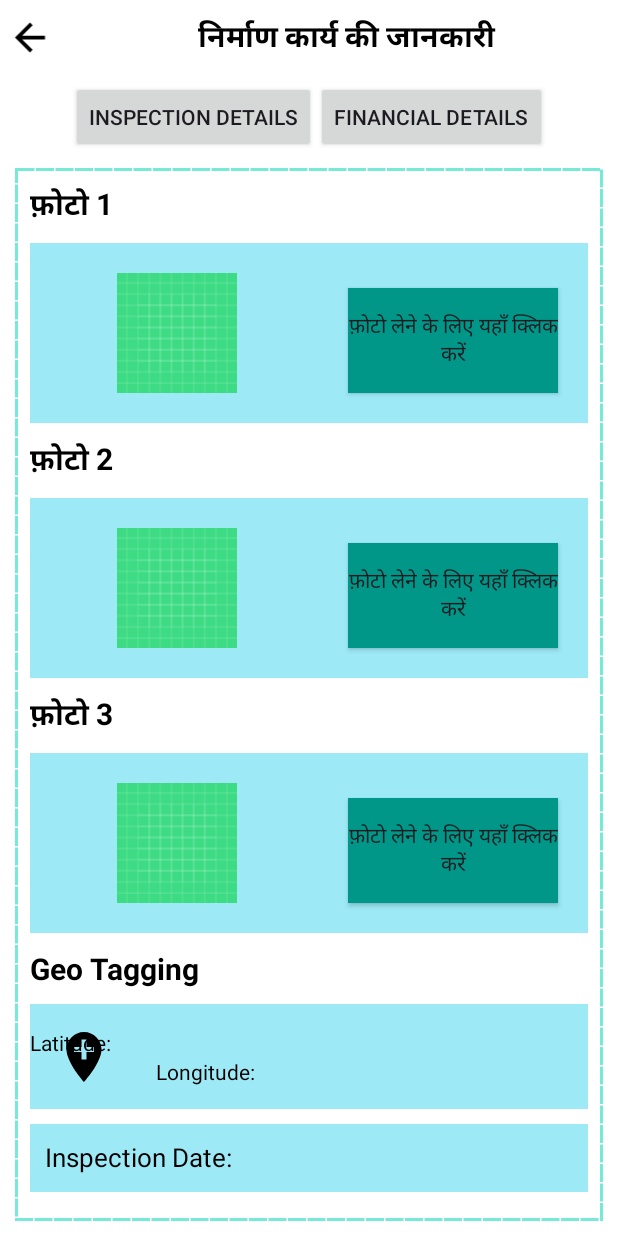
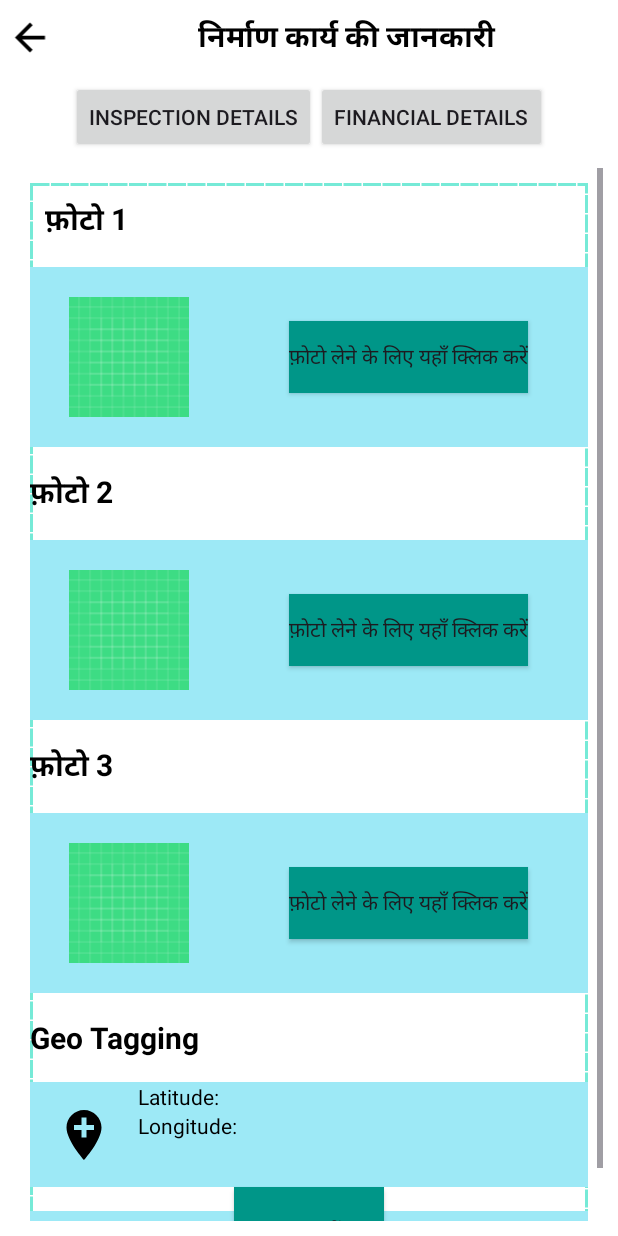
Before and after one commit to akashpandey1701/HousingApp, an Android app: the FragmentInspection screen opened directly, with no data from a screen before it, on a phone screen of 412 x 824 dp. Run offline under Robolectric (Android 15) with nearby library versions, the phone set to English and light mode, and no system bars.

```diff
--- a/app/src/main/java/com/example/housingapp/FragmentInspection.java
+++ b/app/src/main/java/com/example/housingapp/FragmentInspection.java
@@ -1,18 +1,129 @@
 package com.example.housingapp;
 
+import android.Manifest;
+import android.content.Intent;
+import android.content.pm.PackageManager;
+import android.graphics.Bitmap;
 import android.os.Bundle;
+import android.provider.MediaStore;
 import android.view.LayoutInflater;
 import android.view.View;
 import android.view.ViewGroup;
+import android.widget.Button;
+import android.widget.ImageView;
+import android.widget.Toast;
 
 import androidx.annotation.NonNull;
 import androidx.annotation.Nullable;
+import androidx.core.app.ActivityCompat;
+import androidx.core.content.ContextCompat;
 import androidx.fragment.app.Fragment;
 
 public class FragmentInspection extends Fragment {
+    private static final int IMAGE_ID1 = 1;
+    private static final int IMAGE_ID2 = 2;
+    private static final int IMAGE_ID3 = 3;
+    private static final int REQUEST_CAMERA_PERMISSION = 100;
+
+    Button photobutton1;
+    Button photobutton2;
+    Button photobutton3;
+    ImageView imageView;
+    ImageView imageView2;
+    ImageView imageView3;
+
     @Nullable
     @Override
     public View onCreateView(@NonNull LayoutInflater inflater, @Nullable ViewGroup container, @Nullable Bundle savedInstanceState) {
         return inflater.inflate(R.layout.fragment_inspection, container, false);
     }
+
+    @Override
+    public void onViewCreated(@NonNull View view, @Nullable Bundle savedInstanceState) {
+        super.onViewCreated(view, savedInstanceState);
+        photobutton1 = view.findViewById(R.id.photobutton1);
+        photobutton2 = view.findViewById(R.id.photobutton2);
+        photobutton3 = view.findViewById(R.id.photobutton3);
+        imageView = view.findViewById(R.id.imageView);
+        imageView2 = view.findViewById(R.id.imageView2);
+        imageView3 = view.findViewById(R.id.imageView3);
+
+        photobutton1.setOnClickListener(new View.OnClickListener() {
+            @Override
+            public void onClick(View v) {
+                if (ContextCompat.checkSelfPermission(requireContext(), Manifest.permission.CAMERA)
+                        == PackageManager.PERMISSION_GRANTED) {
+                    Intent cameraIntent = new Intent(MediaStore.ACTION_IMAGE_CAPTURE);
+                    startActivityForResult(cameraIntent, IMAGE_ID1);
+                } else {
+                    ActivityCompat.requestPermissions(requireActivity(),
+                            new String[]{Manifest.permission.CAMERA},
+                            REQUEST_CAMERA_PERMISSION);
+                }
+            }
+        });
+
+        photobutton2.setOnClickListener(new View.OnClickListener() {
+            @Override
+            public void onClick(View v) {
+                if (ContextCompat.checkSelfPermission(requireContext(), Manifest.permission.CAMERA)
+                        == PackageManager.PERMISSION_GRANTED) {
+                    Intent cameraIntent = new Intent(MediaStore.ACTION_IMAGE_CAPTURE);
+                    startActivityForResult(cameraIntent, IMAGE_ID2);
+                } else {
+                    ActivityCompat.requestPermissions(requireActivity(),
+                            new String[]{Manifest.permission.CAMERA},
+                            REQUEST_CAMERA_PERMISSION);
+                }
+            }
+        });
+
+        photobutton3.setOnClickListener(new View.OnClickListener() {
+            @Override
+            public void onClick(View v) {
+                if (ContextCompat.checkSelfPermission(requireContext(), Manifest.permission.CAMERA)
+                        == PackageManager.PERMISSION_GRANTED) {
+                    Intent cameraIntent = new Intent(MediaStore.ACTION_IMAGE_CAPTURE);
+                    startActivityForResult(cameraIntent, IMAGE_ID3);
+                } else {
+                    ActivityCompat.requestPermissions(requireActivity(),
+                            new String[]{Manifest.permission.CAMERA},
+                            REQUEST_CAMERA_PERMISSION);
+                }
+            }
+        });
+    }
+
+    @Override
+    public void onRequestPermissionsResult(int requestCode, @NonNull String[] permissions, @NonNull int[] grantResults) {
+        super.onRequestPermissionsResult(requestCode, permissions, grantResults);
+        if (requestCode == REQUEST_CAMERA_PERMISSION) {
+            if (grantResults.length > 0 && grantResults[0] == PackageManager.PERMISSION_GRANTED) {
+                // Permission granted, re-trigger the action
+                photobutton1.performClick(); // You might want to trigger the button that was clicked
+            } else {
+                // Permission denied
+                Toast.makeText(getContext(), "Camera permission is required to take photos", Toast.LENGTH_SHORT).show();
+            }
+        }
+    }
+
+    @Override
+    public void onActivityResult(int requestCode, int resultCode, @Nullable Intent data) {
+        super.onActivityResult(requestCode, resultCode, data);
+        if (resultCode == getActivity().RESULT_OK && data != null) {
+            Bitmap photo = (Bitmap) data.getExtras().get("data");
+            switch (requestCode) {
+                case IMAGE_ID1:
+                    imageView.setImageBitmap(photo);
+                    break;
+                case IMAGE_ID2:
+                    imageView2.setImageBitmap(photo);
+                    break;
+                case IMAGE_ID3:
+                    imageView3.setImageBitmap(photo);
+                    break;
+            }
+        }
+    }
 }
--- a/app/src/main/res/layout/activity_main.xml
+++ b/app/src/main/res/layout/activity_main.xml
@@ -3,7 +3,7 @@
     xmlns:app="http://schemas.android.com/apk/res-auto"
     xmlns:tools="http://schemas.android.com/tools"
     android:id="@+id/main"
-    android:background="@color/material_dynamic_secondary80"
+    android:background="#B0C0CA"
     android:layout_width="match_parent"
     android:layout_height="match_parent"
     tools:context=".MainActivity">
@@ -14,7 +14,7 @@
         android:paddingTop="10dp"
         android:layout_height="80dp"
         android:orientation="horizontal"
-        android:background="@color/material_dynamic_secondary80"
+        android:background="#BDD2DF"
         app:layout_constraintTop_toTopOf="parent"
         app:layout_constraintStart_toStartOf="parent"
         app:layout_constraintEnd_toEndOf="parent"
--- a/app/src/main/res/layout/fragment_inspection.xml
+++ b/app/src/main/res/layout/fragment_inspection.xml
@@ -1,23 +1,27 @@
 <?xml version="1.0" encoding="utf-8"?>
-<androidx.constraintlayout.widget.ConstraintLayout xmlns:android="http://schemas.android.com/apk/res/android"
+<ScrollView
+    xmlns:android="http://schemas.android.com/apk/res/android"
     xmlns:app="http://schemas.android.com/apk/res-auto"
     xmlns:tools="http://schemas.android.com/tools"
     android:layout_width="match_parent"
     android:layout_height="match_parent"
+    android:fillViewport="true">
+
+    <androidx.constraintlayout.widget.ConstraintLayout
+        android:layout_width="match_parent"
+        android:layout_height="wrap_content"
+        android:layout_margin="10dp"
         android:background="@drawable/dotted_border"
-    android:layout_margin="10dp"
         tools:context=".FragmentInspection">
 
         <androidx.appcompat.widget.AppCompatTextView
+            android:id="@+id/photo_text"
             android:layout_width="wrap_content"
-        android:id="@+id/photo_text"
             android:layout_height="wrap_content"
             android:layout_margin="10dp"
-        android:layout_marginStart="16dp"
-        android:textSize="20sp"
-        android:layout_marginTop="28dp"
             android:text="फ़ोटो 1"
             android:textColor="@color/black"
+            android:textSize="20sp"
             android:textStyle="bold"
             app:layout_constraintStart_toStartOf="parent"
             app:layout_constraintTop_toTopOf="parent" />
@@ -26,47 +30,42 @@
             android:id="@+id/photo"
             android:layout_width="match_parent"
             android:layout_height="120dp"
-        android:layout_margin="10dp"
-        android:layout_marginTop="48dp"
+            android:layout_marginTop="16dp"
             android:background="#9DE9F6"
             android:orientation="horizontal"
-        app:layout_constraintTop_toBottomOf="@id/photo_text"
-        tools:layout_editor_absoluteX="10dp">
+            app:layout_constraintTop_toBottomOf="@id/photo_text">
 
             <androidx.appcompat.widget.AppCompatImageView
-            android:id="@+id/appCompatImageView"
+                android:id="@+id/imageView"
                 android:layout_width="100dp"
                 android:layout_height="80dp"
-            android:layout_marginStart="48dp"
+                android:layout_marginStart="16dp"
                 android:src="@drawable/ic_launcher_background"
                 app:layout_constraintBottom_toBottomOf="parent"
                 app:layout_constraintStart_toStartOf="parent"
                 app:layout_constraintTop_toTopOf="parent" />
 
             <androidx.appcompat.widget.AppCompatButton
-            android:layout_width="140dp"
-            android:layout_height="70dp"
-            android:layout_marginStart="64dp"
+                android:id="@+id/photobutton1"
+                android:layout_width="wrap_content"
+                android:layout_height="wrap_content"
+                android:layout_marginStart="16dp"
                 android:background="@color/blue"
                 android:text="फ़ोटो लेने के लिए यहाँ क्लिक करें"
                 app:layout_constraintBottom_toBottomOf="parent"
                 app:layout_constraintEnd_toEndOf="parent"
-            app:layout_constraintHorizontal_bias="0.0"
-            app:layout_constraintStart_toEndOf="@+id/appCompatImageView"
-            app:layout_constraintTop_toTopOf="parent"
-            app:layout_constraintVertical_bias="0.6" />
+                app:layout_constraintStart_toEndOf="@id/imageView"
+                app:layout_constraintTop_toTopOf="parent" />
         </androidx.constraintlayout.widget.ConstraintLayout>
 
-
         <androidx.appcompat.widget.AppCompatTextView
+            android:id="@+id/photo_text2"
             android:layout_width="wrap_content"
-        android:id="@+id/photo_text2"
             android:layout_height="wrap_content"
-        android:layout_margin="10dp"
-        android:layout_marginStart="16dp"
-        android:textSize="20sp"
+            android:layout_marginTop="16dp"
             android:text="फ़ोटो 2"
             android:textColor="@color/black"
+            android:textSize="20sp"
             android:textStyle="bold"
             app:layout_constraintStart_toStartOf="parent"
             app:layout_constraintTop_toBottomOf="@id/photo" />
@@ -75,46 +74,42 @@
             android:id="@+id/photo2"
             android:layout_width="match_parent"
             android:layout_height="120dp"
-        android:layout_margin="10dp"
+            android:layout_marginTop="16dp"
             android:background="#9DE9F6"
             android:orientation="horizontal"
-        app:layout_constraintTop_toBottomOf="@id/photo_text2"
-        tools:layout_editor_absoluteX="10dp">
+            app:layout_constraintTop_toBottomOf="@id/photo_text2">
 
             <androidx.appcompat.widget.AppCompatImageView
-            android:id="@+id/appCompatImageView2"
+                android:id="@+id/imageView2"
                 android:layout_width="100dp"
                 android:layout_height="80dp"
-            android:layout_marginStart="48dp"
+                android:layout_marginStart="16dp"
                 android:src="@drawable/ic_launcher_background"
                 app:layout_constraintBottom_toBottomOf="parent"
                 app:layout_constraintStart_toStartOf="parent"
                 app:layout_constraintTop_toTopOf="parent" />
 
             <androidx.appcompat.widget.AppCompatButton
-            android:layout_width="140dp"
-            android:layout_height="70dp"
-            android:layout_marginStart="64dp"
+                android:id="@+id/photobutton2"
+                android:layout_width="wrap_content"
+                android:layout_height="wrap_content"
+                android:layout_marginStart="16dp"
                 android:background="@color/blue"
                 android:text="फ़ोटो लेने के लिए यहाँ क्लिक करें"
                 app:layout_constraintBottom_toBottomOf="parent"
                 app:layout_constraintEnd_toEndOf="parent"
-            app:layout_constraintHorizontal_bias="0.0"
-            app:layout_constraintStart_toEndOf="@+id/appCompatImageView2"
-            app:layout_constraintTop_toTopOf="parent"
-            app:layout_constraintVertical_bias="0.6" />
-
+                app:layout_constraintStart_toEndOf="@id/imageView2"
+                app:layout_constraintTop_toTopOf="parent" />
         </androidx.constraintlayout.widget.ConstraintLayout>
 
         <androidx.appcompat.widget.AppCompatTextView
+            android:id="@+id/photo_text3"
             android:layout_width="wrap_content"
-        android:id="@+id/photo_text3"
             android:layout_height="wrap_content"
-        android:layout_margin="10dp"
-        android:layout_marginStart="16dp"
-        android:textSize="20sp"
+            android:layout_marginTop="16dp"
             android:text="फ़ोटो 3"
             android:textColor="@color/black"
+            android:textSize="20sp"
             android:textStyle="bold"
             app:layout_constraintStart_toStartOf="parent"
             app:layout_constraintTop_toBottomOf="@id/photo2" />
@@ -123,45 +118,40 @@
             android:id="@+id/photo3"
             android:layout_width="match_parent"
             android:layout_height="120dp"
-        android:layout_margin="10dp"
+            android:layout_marginTop="16dp"
             android:background="#9DE9F6"
             android:orientation="horizontal"
-        app:layout_constraintTop_toBottomOf="@id/photo_text3"
-        tools:layout_editor_absoluteX="10dp">
+            app:layout_constraintTop_toBottomOf="@id/photo_text3">
 
             <androidx.appcompat.widget.AppCompatImageView
-            android:id="@+id/appCompatImageView3"
+                android:id="@+id/imageView3"
                 android:layout_width="100dp"
                 android:layout_height="80dp"
-            android:layout_marginStart="48dp"
+                android:layout_marginStart="16dp"
                 android:src="@drawable/ic_launcher_background"
                 app:layout_constraintBottom_toBottomOf="parent"
                 app:layout_constraintStart_toStartOf="parent"
                 app:layout_constraintTop_toTopOf="parent" />
 
             <androidx.appcompat.widget.AppCompatButton
-            android:layout_width="140dp"
-            android:layout_height="70dp"
-            android:layout_marginStart="64dp"
+                android:id="@+id/photobutton3"
+                android:layout_width="wrap_content"
+                android:layout_height="wrap_content"
+                android:layout_marginStart="16dp"
                 android:background="@color/blue"
                 android:text="फ़ोटो लेने के लिए यहाँ क्लिक करें"
                 app:layout_constraintBottom_toBottomOf="parent"
                 app:layout_constraintEnd_toEndOf="parent"
-            app:layout_constraintHorizontal_bias="0.0"
-            app:layout_constraintStart_toEndOf="@+id/appCompatImageView3"
-            app:layout_constraintTop_toTopOf="parent"
-            app:layout_constraintVertical_bias="0.6" />
-
+                app:layout_constraintStart_toEndOf="@id/imageView3"
+                app:layout_constraintTop_toTopOf="parent" />
         </androidx.constraintlayout.widget.ConstraintLayout>
 
         <androidx.appcompat.widget.AppCompatTextView
             android:id="@+id/geotag_id"
             android:layout_width="wrap_content"
             android:layout_height="wrap_content"
-        android:layout_margin="10dp"
-        android:layout_marginStart="24dp"
-        android:layout_marginTop="548dp"
-        android:text="Geo Tagging "
+            android:layout_marginTop="16dp"
+            android:text="Geo Tagging"
             android:textColor="@color/black"
             android:textSize="20sp"
             android:textStyle="bold"
@@ -172,12 +162,10 @@
             android:id="@+id/photo4"
             android:layout_width="match_parent"
             android:layout_height="70dp"
-        android:layout_margin="10dp"
-        android:layout_marginTop="4dp"
+            android:layout_marginTop="16dp"
             android:background="#9DE9F6"
             android:orientation="horizontal"
-        app:layout_constraintTop_toBottomOf="@id/geotag_id"
-        tools:layout_editor_absoluteX="10dp">
+            app:layout_constraintTop_toBottomOf="@id/geotag_id">
 
             <ImageView
                 android:id="@+id/imageView6"
@@ -189,43 +177,47 @@
                 app:layout_constraintStart_toStartOf="parent"
                 app:layout_constraintTop_toTopOf="parent" />
 
-
+            <androidx.appcompat.widget.AppCompatTextView
+                android:id="@+id/appCompatTextView"
+                android:layout_width="wrap_content"
+                android:layout_height="wrap_content"
+                android:layout_marginStart="16dp"
+                android:text="Latitude:"
+                android:textColor="@color/black"
+                app:layout_constraintStart_toEndOf="@id/imageView6"
+                app:layout_constraintTop_toTopOf="parent" />
 
             <androidx.appcompat.widget.AppCompatTextView
-            android:id="@+id/appCompatTextView"
-            android:layout_width="100dp"
+                android:layout_width="wrap_content"
                 android:layout_height="wrap_content"
-            android:layout_marginTop="16dp"
-            android:text="Latitude:"
-            android:textColor="@color/black"
-            app:layout_constraintTop_toTopOf="parent"
-            tools:ignore="MissingConstraints"
-            tools:layout_editor_absoluteX="84dp" />
-
-        <androidx.appcompat.widget.AppCompatTextView
-            android:layout_width="100dp"
-            android:layout_height="wrap_content"
-            android:layout_marginStart="28dp"
+                android:layout_marginStart="16dp"
                 android:text="Longitude:"
                 android:textColor="@color/black"
-            app:layout_constraintBottom_toBottomOf="parent"
-            app:layout_constraintStart_toEndOf="@+id/imageView6"
-            app:layout_constraintTop_toBottomOf="@+id/appCompatTextView"
-            app:layout_constraintVertical_bias="0.0" />
+                app:layout_constraintStart_toEndOf="@id/imageView6"
+                app:layout_constraintTop_toBottomOf="@id/appCompatTextView" />
         </androidx.constraintlayout.widget.ConstraintLayout>
 
         <androidx.appcompat.widget.AppCompatTextView
+            android:id="@+id/inspection"
             android:layout_width="match_parent"
-        android:layout_height="45dp"
-        android:layout_margin="10dp"
+            android:layout_height="wrap_content"
+            android:layout_marginTop="16dp"
+            android:background="#9DE9F6"
+            android:padding="10dp"
             android:text="Inspection Date:"
-        android:background="#9DE9F6"
+            android:textColor="@color/black"
             android:textSize="17sp"
-        android:textColor="@color/black"
-        android:padding="10dp"
-        android:layout_marginTop="12dp"
-        app:layout_constraintTop_toBottomOf="@+id/photo4"
-        tools:layout_editor_absoluteX="10dp" />
+            app:layout_constraintTop_toBottomOf="@id/photo4" />
 
+        <androidx.appcompat.widget.AppCompatButton
+            android:layout_width="100dp"
+            android:layout_height="60dp"
+            android:background="@color/blue"
+            android:text="जमा करें"
+            app:layout_constraintBottom_toBottomOf="@id/inspection"
+            app:layout_constraintEnd_toEndOf="parent"
+            app:layout_constraintHorizontal_bias="0.5"
+            app:layout_constraintStart_toStartOf="parent" />
 
     </androidx.constraintlayout.widget.ConstraintLayout>
+</ScrollView>
```
Also changed, not shown: app/src/main/AndroidManifest.xml (+7 -1 lines), app/src/main/java/com/example/housingapp/MainActivity2.java (+24 -0 lines). Lines whose indentation alone changed are shown as unchanged.
